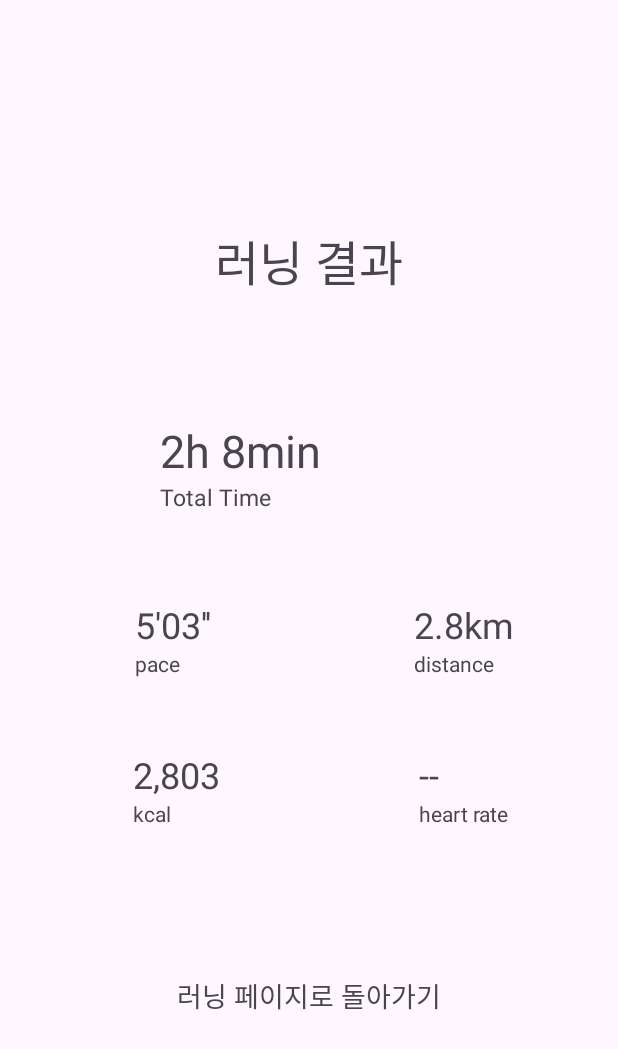
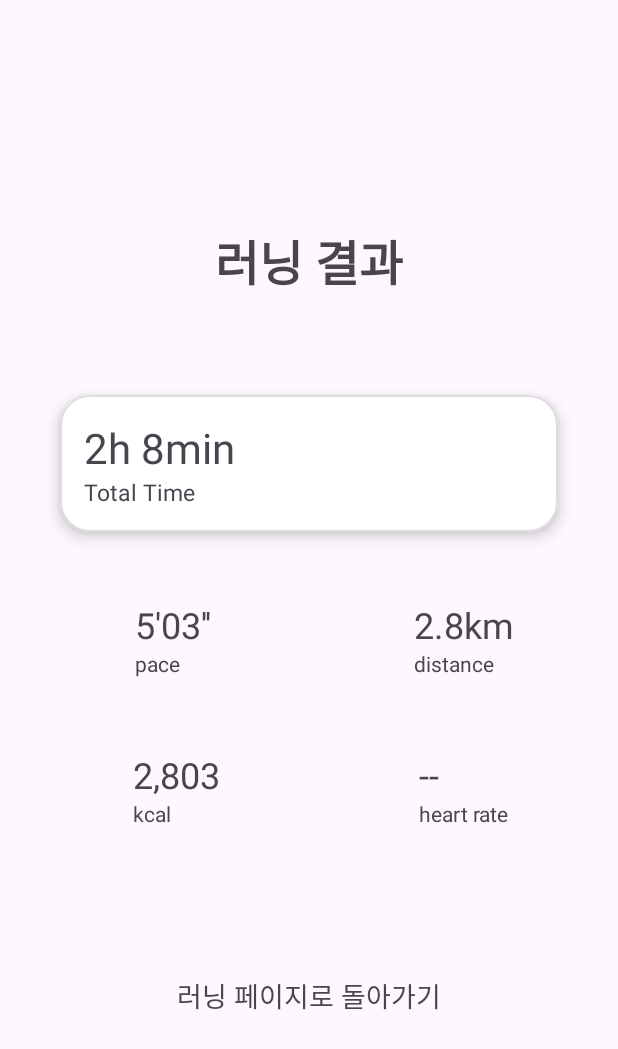
Before and after one commit to Pacebook-app/Android, an Android app: the fragment ResultFragment shown on its own in the app's theme, on a phone screen of 412 x 824 dp. Shown: the top 1049 px of the screen. Run offline under Robolectric (Android 15) with nearby library versions, the phone set to English and light mode, and no system bars.

Commit message:
#1 [지우/UI] -  총 시간 카드뷰 작업

```diff
--- a/app/src/main/res/layout/fragment_result.xml
+++ b/app/src/main/res/layout/fragment_result.xml
@@ -7,29 +7,63 @@
     tools:context=".ui.main.ResultFragment">
 
 
+
     <TextView
-        android:id="@+id/result_Runresult_tv"
+        android:id="@+id/result_title_tv"
         android:layout_width="wrap_content"
         android:layout_height="wrap_content"
         android:text="러닝 결과"
         android:textSize="32sp"
+        android:textStyle="bold"
         android:layout_marginTop="150dp"
         app:layout_constraintStart_toStartOf="parent"
         app:layout_constraintEnd_toEndOf="parent"
         app:layout_constraintTop_toTopOf="parent" />
 
+    <com.google.android.material.card.MaterialCardView
+        android:id="@+id/result_time_cv"
+        android:layout_width="0dp"
+        android:layout_height="wrap_content"
+        android:layout_marginStart="40dp"
+        android:layout_marginEnd="40dp"
+        android:layout_marginTop="65dp"
+        app:cardCornerRadius="20dp"
+        app:cardElevation="6dp"
+        app:strokeWidth="1dp"
+        app:strokeColor="#DDDDDD"
+        app:cardBackgroundColor="@android:color/white"
+        app:layout_constraintTop_toBottomOf="@id/result_title_tv"
+        app:layout_constraintStart_toStartOf="parent"
+        app:layout_constraintEnd_toEndOf="parent">
+
+        <LinearLayout
+            android:layout_width="match_parent"
+            android:layout_height="wrap_content"
+            android:orientation="horizontal"
+            android:padding="16dp"
+            android:gravity="center_vertical">
+
+            <ImageView
+                android:id="@+id/result_time_icon"
+                android:layout_width="28dp"
+                android:layout_height="28dp"
+                android:layout_marginEnd="20dp"
+                android:contentDescription="@null"
+                android:src="@drawable/ic_launcher_foreground"
+                android:visibility="gone"/>
+
+                <LinearLayout
+                    android:layout_width="0dp"
+                    android:layout_height="wrap_content"
+                    android:layout_weight="1"
+                    android:orientation="vertical">
+
                     <TextView
                         android:id="@+id/result_Totaltime1_tv"
                         android:layout_width="wrap_content"
                         android:layout_height="wrap_content"
-        android:layout_marginTop="280dp"
                         android:text="2h 8min"
-        android:textSize="30sp"
-        app:layout_constraintStart_toStartOf="parent"
-        app:layout_constraintEnd_toEndOf="parent"
-        app:layout_constraintHorizontal_bias="0.35"
-        app:layout_constraintTop_toTopOf="parent" />
-
+                        android:textSize="28sp"/>
                     <TextView
                         android:id="@+id/result_Totaltime2_tv"
                         android:layout_width="wrap_content"
@@ -38,6 +72,11 @@
                         android:textSize="15sp"
                         app:layout_constraintTop_toBottomOf="@id/result_Totaltime1_tv"
                         app:layout_constraintLeft_toLeftOf="@id/result_Totaltime1_tv" />
+                </LinearLayout>
+        </LinearLayout>
+    </com.google.android.material.card.MaterialCardView>
+
+
 
     <TextView
         android:id="@+id/result_pace1_tv"
```
Lines whose indentation alone changed are shown as unchanged.
